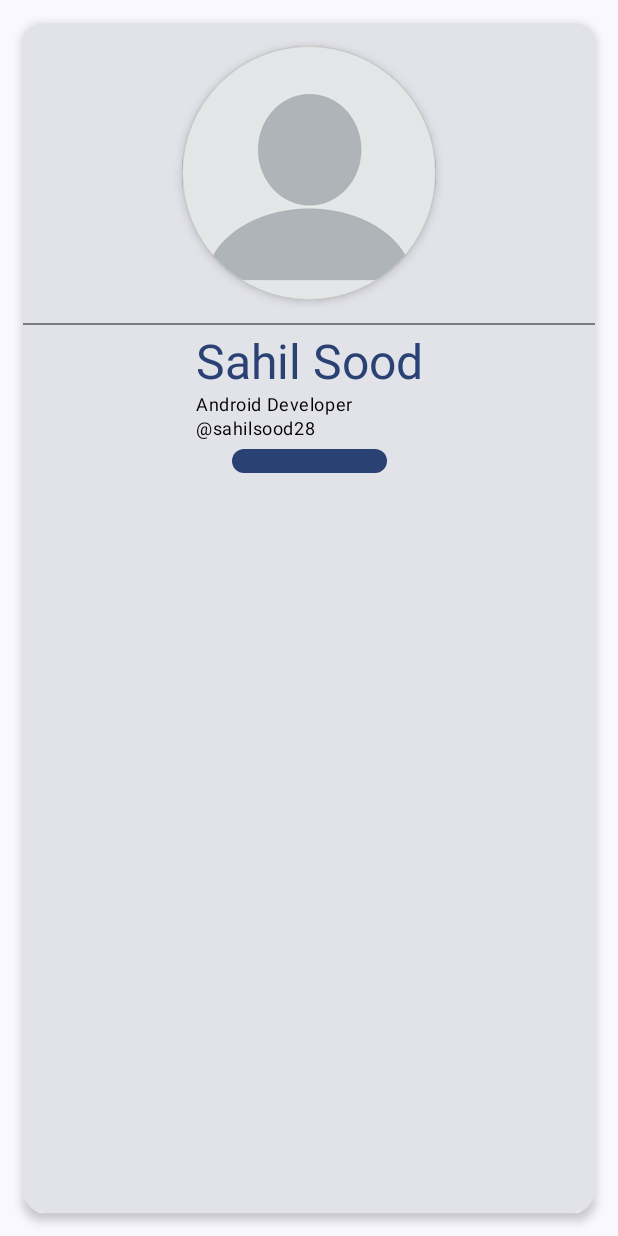
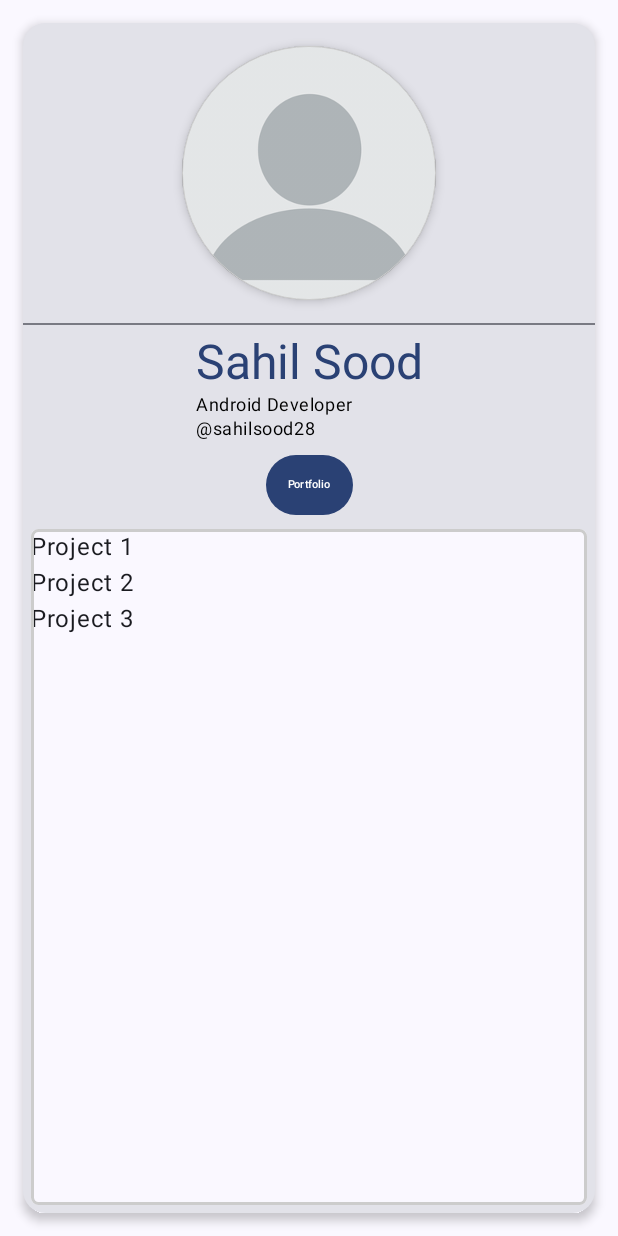
Before and after one commit to sahilsood/ComposeDemo, an Android app built with Jetpack Compose: the screen it shows after launch (MainActivity), after a tap on "Portfolio", on a phone screen of 412 x 824 dp. Run offline under Robolectric (Android 15) with nearby library versions, the phone set to English and light mode, and no system bars.

Commit message:
added some buttons, events and more

```diff
--- a/app/src/main/java/com/example/composedemo/MainActivity.kt
+++ b/app/src/main/java/com/example/composedemo/MainActivity.kt
@@ -6,11 +6,15 @@ import androidx.activity.compose.setContent
 import androidx.compose.foundation.BorderStroke
 import androidx.compose.foundation.Image
 import androidx.compose.foundation.layout.*
+import androidx.compose.foundation.lazy.LazyColumn
+import androidx.compose.foundation.lazy.items
 import androidx.compose.foundation.shape.CircleShape
 import androidx.compose.foundation.shape.CornerSize
 import androidx.compose.foundation.shape.RoundedCornerShape
 import androidx.compose.material3.*
 import androidx.compose.runtime.Composable
+import androidx.compose.runtime.mutableStateOf
+import androidx.compose.runtime.remember
 import androidx.compose.ui.Alignment
 import androidx.compose.ui.Modifier
 import androidx.compose.ui.graphics.Color
@@ -18,6 +22,7 @@ import androidx.compose.ui.res.painterResource
 import androidx.compose.ui.text.font.FontFamily
 import androidx.compose.ui.tooling.preview.Preview
 import androidx.compose.ui.unit.dp
+import androidx.compose.ui.unit.sp
 import com.example.composedemo.ui.theme.ComposeDemoTheme
 
 class MainActivity : ComponentActivity() {
@@ -33,6 +38,9 @@ class MainActivity : ComponentActivity() {
 @Composable
 fun CreateBizCard() {
     ComposeDemoTheme {
+        val buttonClickState = remember {
+            mutableStateOf(false)
+        }
         // A surface container using the 'background' color from the theme
         Surface(
             modifier = Modifier
@@ -47,18 +55,63 @@ fun CreateBizCard() {
                 elevation = CardDefaults.cardElevation(defaultElevation = 4.dp),
             ) {
                 Column(
-                    modifier = Modifier.height(300.dp),
+                    modifier = Modifier
+                        .fillMaxWidth()
+                        .fillMaxHeight(),
                     verticalArrangement = Arrangement.Top,
                     horizontalAlignment = Alignment.CenterHorizontally
                 ) {
                     CreateProfileImage()
                     Divider(thickness = 1.dp)
                     CreateInfoSection()
-                    Button(onClick = { /* Do something! */ }) {
-                        Text("Portfolio", color = Color.White)
+                    Button(
+                        onClick = { buttonClickState.value = !buttonClickState.value },
+                        shape = CircleShape,
+                        contentPadding = PaddingValues(0.dp) //this is to remove button's default padding to avoid text from disappearing
+                    ) {
+                        Text(
+                            text = "Portfolio",
+                            fontSize = 7.sp,
+                        )
+                    }
+                    if (buttonClickState.value) {
+                        Content()
+                    } else {
+                        Box() {
+
+                        }
                     }
                 }
             }
+        }
+    }
+}
+
+@Composable
+fun Porifolio(data: List<String>) {
+    LazyColumn {
+        items(data) { item ->
+            Text(text = item)
+        }
+    }
+}
+
+@Composable
+private fun Content() {
+    Box(
+        modifier = Modifier
+            .fillMaxWidth()
+            .fillMaxWidth()
+            .padding(all = 5.dp)
+    ) {
+        Surface(
+            modifier = Modifier
+                .fillMaxWidth()
+                .fillMaxHeight(),
+            border = BorderStroke(width = 2.dp, color = Color.LightGray),
+            shape = RoundedCornerShape(corner = CornerSize(size = 5.dp))
+        ) {
+            Porifolio(data = listOf("Project 1", "Project 2", "Project 3"))
         }
     }
 }
```
